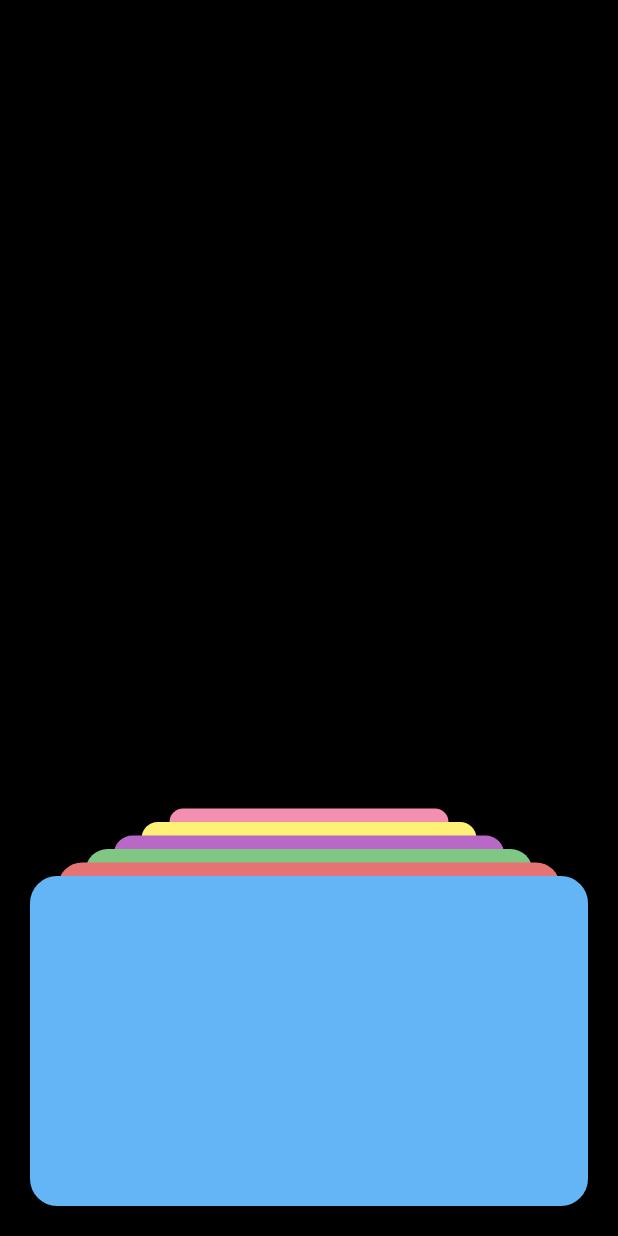
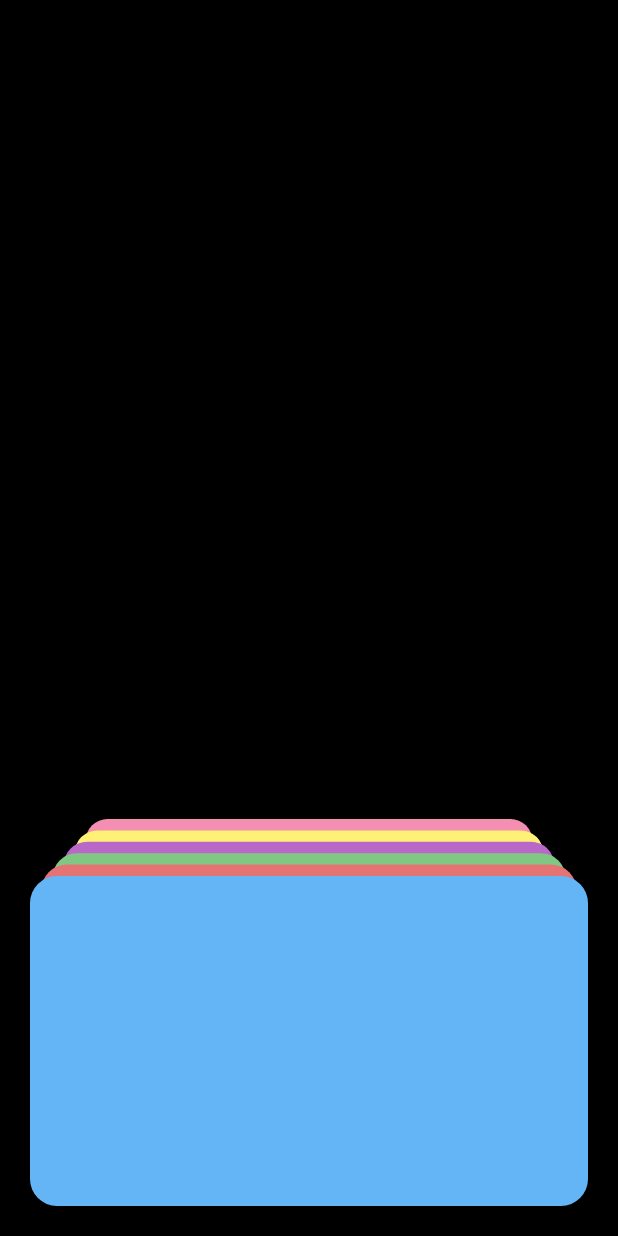
Before and after one commit to Roaa94/flutter_cool_card_swiper, a Flutter app: the screen it shows after launch, on a phone screen of 412 x 824 dp. Run offline on Flutter 3.47's test engine with Material 2 defaults, Android fonts, the phone set to English and light mode, and no system bars; our stand-ins replace equatable.

Commit message:
some cleanup

```diff
--- a/lib/constants.dart
+++ b/lib/constants.dart
@@ -3,11 +3,11 @@ class Constants {
   static const double cardHeight = 220;
   static const double dragStartEndAngle = 0.01;
 
-  static const double scaleFraction = 0.1;
-  static const double yOffset = 20;
+  static const double scaleFraction = 0.04;
+  static const double yOffset = 12;
 
   static const double throwSlideYDistance = 200;
 
   static const Duration backgroundCardsAnimationDuration = Duration(milliseconds: 300);
-  static const Duration swipeAnimationDuration = Duration(milliseconds: 800);
+  static const Duration swipeAnimationDuration = Duration(milliseconds: 600);
 }
--- a/lib/data.dart
+++ b/lib/data.dart
@@ -11,25 +11,11 @@ class Data {
     Colors.pink.shade200,
   ];
 
-  static List<AnimatedCard> cards = [
-    // ...backCards,
-    ...frontCards,
-  ];
-
-  static List<AnimatedCard> frontCards = List.generate(
+  static List<AnimatedCard> cards = List.generate(
     colors.length,
     (index) => AnimatedCard(
       color: colors[index],
       order: index,
     ),
   ).reversed.toList();
-
-  static List<AnimatedCard> backCards = List.generate(
-    colors.length,
-    (index) => AnimatedCard(
-      color: colors[index],
-      order: index,
-      isMirror: true,
-    ),
-  );
 }
--- a/lib/widgets/animated_card_item.dart
+++ b/lib/widgets/animated_card_item.dart
@@ -49,7 +49,7 @@ class _CardState extends State<AnimatedCardItem>
 
     scaleAnimation = Tween<double>(
       begin: 1,
-      end: 0.5,
+      end: 1 - ((Data.cards.length - 1) * Constants.scaleFraction),
     ).animate(animationController);
 
     slideUpAnimation = Tween<double>(
@@ -62,7 +62,7 @@ class _CardState extends State<AnimatedCardItem>
 
     slideDownAnimation = Tween<double>(
       begin: 0,
-      end: Constants.throwSlideYDistance,
+      end: 0,
     ).animate(CurvedAnimation(
       parent: animationController,
       curve: const Interval(
@@ -109,17 +109,15 @@ class _CardState extends State<AnimatedCardItem>
       onVerticalDragEnd: (DragEndDetails details) {
         if (yDragOffset.abs() > Constants.initAnimationOffset) {
           widget.onAnimationTrigger();
-          setState(() {
           slideDownAnimation = Tween<double>(
             begin: 0,
             end: Constants.throwSlideYDistance +
                 yDragOffset.abs() -
-                  (Data.cards.length - 1) * 20,
+                (Data.cards.length - 1) * Constants.yOffset,
           ).animate(CurvedAnimation(
             parent: animationController,
             curve: const Interval(0.5, 1, curve: Curves.linear),
           ));
-          });
           animationController.forward().then((value) {
             setState(() {
               widget.onVerticalDragEnd();
@@ -136,7 +134,8 @@ class _CardState extends State<AnimatedCardItem>
       },
       child: TweenAnimationBuilder<double>(
         tween: Tween<double>(begin: 0, end: yDragOffset),
-        duration: const Duration(milliseconds: 200),
+        duration: const Duration(milliseconds: 100),
+        curve: Curves.ease,
         builder: (c, double value, child) => Transform.translate(
           offset: Offset(0, value),
           child: child,
```
Lines whose indentation alone changed are shown as unchanged.
